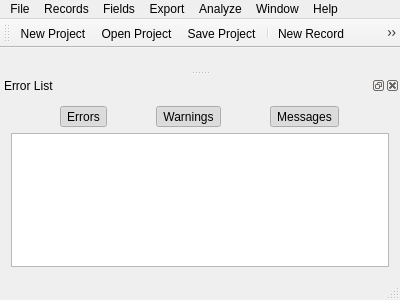
Above: Source/Tome/Core/mainwindow.ui from npruehs/tome-editor before the change. Below: the same form after it.
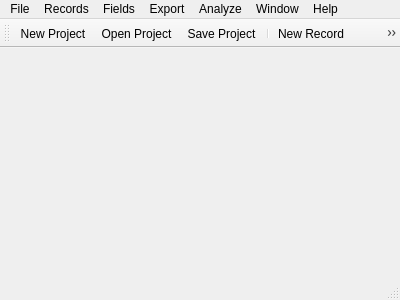
That is the form after the change. Icons and pictures are not drawn.

Commit message: CHANGED: View - Split main window into different widget classes.

What changed in the file:
```diff
--- a/Source/Tome/Core/mainwindow.ui
+++ b/Source/Tome/Core/mainwindow.ui
@@ -119,122 +119,6 @@
    <addaction name="actionRemove_Record"/>
   </widget>
   <widget class="QStatusBar" name="statusBar"/>
-  <widget class="QDockWidget" name="dockWidget">
-   <property name="floating">
-    <bool>false</bool>
-   </property>
-   <property name="allowedAreas">
-    <set>Qt::AllDockWidgetAreas</set>
-   </property>
-   <property name="windowTitle">
-    <string>Error List</string>
-   </property>
-   <attribute name="dockWidgetArea">
-    <number>8</number>
-   </attribute>
-   <widget class="QWidget" name="dockWidgetContents">
-    <layout class="QVBoxLayout" name="verticalLayout">
-     <item>
-      <layout class="QHBoxLayout" name="horizontalLayout" stretch="0,0,0">
-       <property name="spacing">
-        <number>0</number>
-       </property>
-       <property name="sizeConstraint">
-        <enum>QLayout::SetDefaultConstraint</enum>
-       </property>
-       <property name="leftMargin">
-        <number>0</number>
-       </property>
-       <property name="rightMargin">
-        <number>0</number>
-       </property>
-       <item>
-        <widget class="QToolButton" name="toolButtonErrors">
-         <property name="text">
-          <string>Errors</string>
-         </property>
-         <property name="icon">
-          <iconset>
-           <normalon>:/Error</normalon>
-          </iconset>
-         </property>
-         <property name="checkable">
-          <bool>true</bool>
-         </property>
-         <property name="checked">
-          <bool>true</bool>
-         </property>
-         <property name="toolButtonStyle">
-          <enum>Qt::ToolButtonTextBesideIcon</enum>
-         </property>
-        </widget>
-       </item>
-       <item>
-        <widget class="QToolButton" name="toolButtonWarnings">
-         <property name="text">
-          <string>Warnings</string>
-         </property>
-         <property name="icon">
-          <iconset>
-           <normalon>:/Warning</normalon>
-          </iconset>
-         </property>
-         <property name="checkable">
-          <bool>true</bool>
-         </property>
-         <property name="checked">
-          <bool>true</bool>
-         </property>
-         <property name="toolButtonStyle">
-          <enum>Qt::ToolButtonTextBesideIcon</enum>
-         </property>
-        </widget>
-       </item>
-       <item>
-        <widget class="QToolButton" name="toolButtonMessages">
-         <property name="text">
-          <string>Messages</string>
-         </property>
-         <property name="icon">
-          <iconset>
-           <normalon>:/Information</normalon>
-          </iconset>
-         </property>
-         <property name="checkable">
-          <bool>true</bool>
-         </property>
-         <property name="checked">
-          <bool>true</bool>
-         </property>
-         <property name="toolButtonStyle">
-          <enum>Qt::ToolButtonTextBesideIcon</enum>
-         </property>
-        </widget>
-       </item>
-      </layout>
-     </item>
-     <item>
-      <widget class="QTableWidget" name="tableWidgetErrorList">
-       <property name="editTriggers">
-        <set>QAbstractItemView::NoEditTriggers</set>
-       </property>
-       <property name="selectionMode">
-        <enum>QAbstractItemView::SingleSelection</enum>
-       </property>
-       <property name="selectionBehavior">
-        <enum>QAbstractItemView::SelectRows</enum>
-       </property>
-       <attribute name="horizontalHeaderStretchLastSection">
-        <bool>true</bool>
-       </attribute>
-       <attribute name="verticalHeaderVisible">
-        <bool>false</bool>
-       </attribute>
-      </widget>
-     </item>
-    </layout>
-   </widget>
-  </widget>
   <action name="actionExit">
    <property name="text">
     <string>Exit</string>
```
The commit also changes 11 other files.
